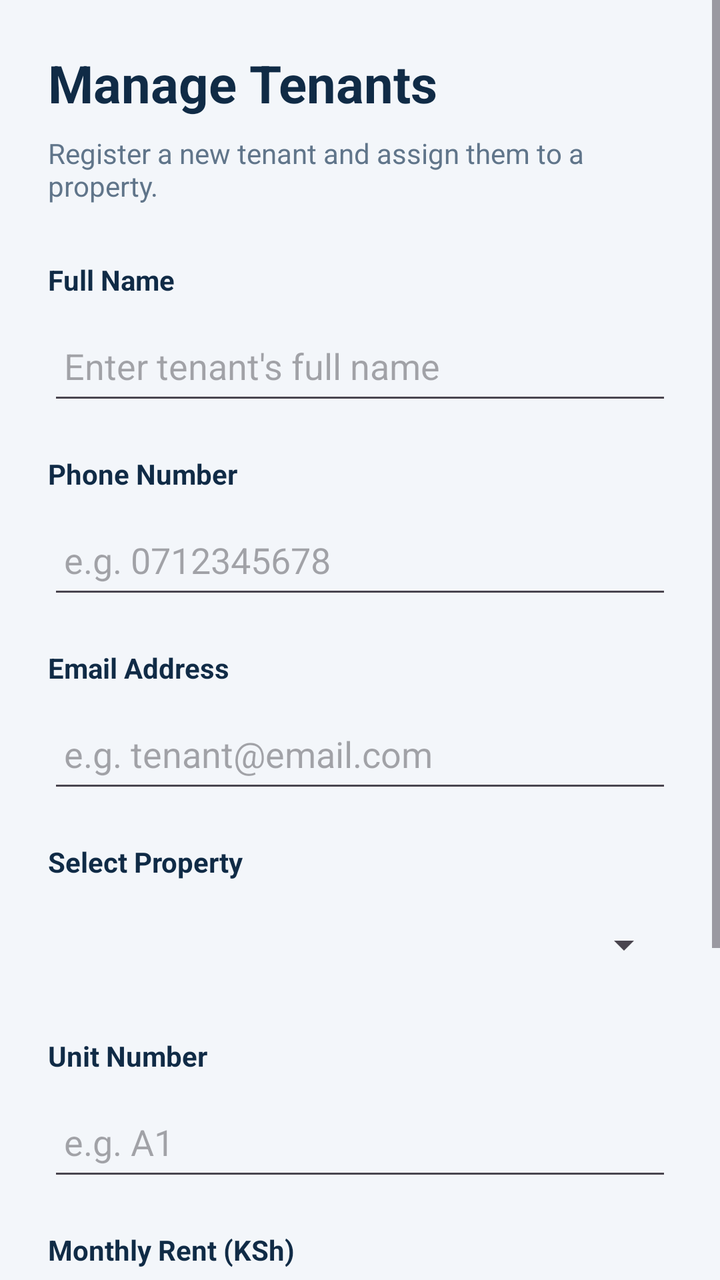
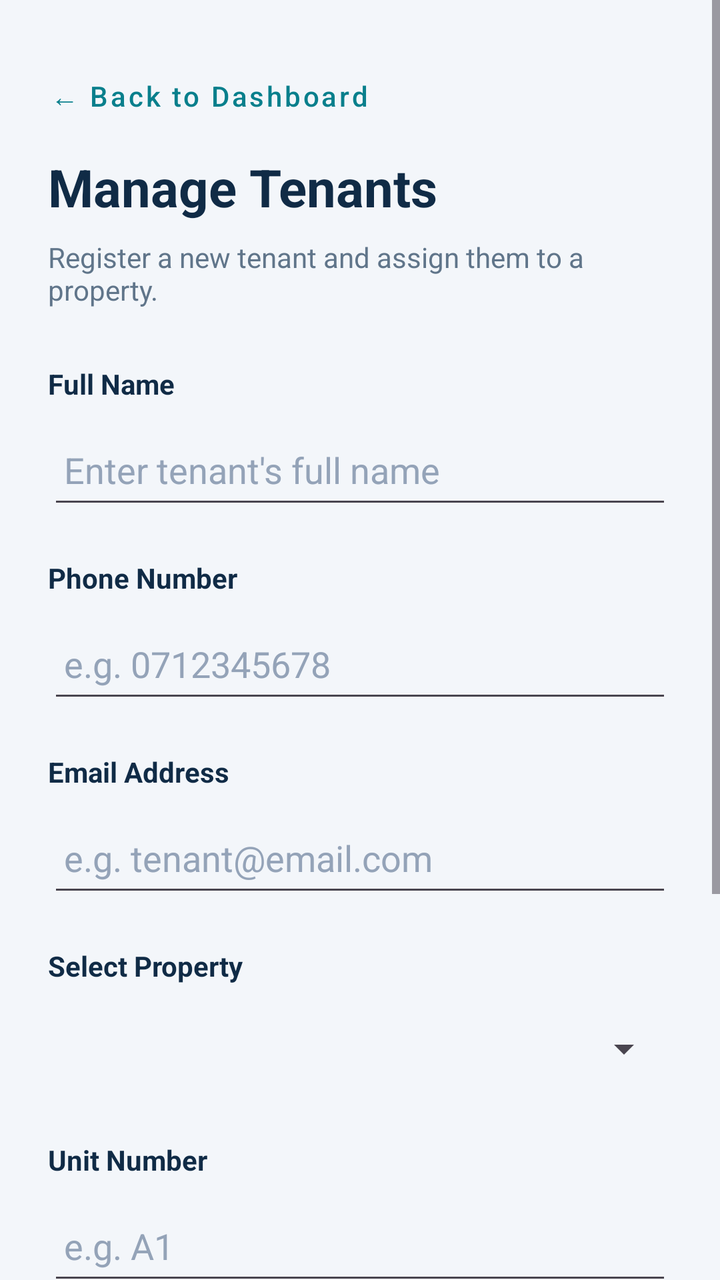

An Android layout rendered at two revisions. The XML below is the earlier revision; the diff shows what the commit changed to produce the second picture.
<!-- AndroidManifest.xml: application theme Theme.RentManagementSystem -->
<!-- res/layout/activity_manage_tenants.xml -->
<?xml version="1.0" encoding="utf-8"?>
<ScrollView xmlns:android="http://schemas.android.com/apk/res/android"
    android:layout_width="match_parent"
    android:layout_height="match_parent"
    android:background="#F3F6FA"
    android:fillViewport="true">

    <LinearLayout
        android:layout_width="match_parent"
        android:layout_height="wrap_content"
        android:orientation="vertical"
        android:padding="24dp">

        <TextView
            android:layout_width="match_parent"
            android:layout_height="wrap_content"
            android:text="Manage Tenants"
            android:textColor="#102B46"
            android:textSize="26sp"
            android:textStyle="bold" />

        <TextView
            android:layout_width="match_parent"
            android:layout_height="wrap_content"
            android:layout_marginTop="8dp"
            android:text="Register a new tenant and assign them to a property."
            android:textColor="#60758A"
            android:textSize="14sp" />

        
        <TextView
            android:layout_width="match_parent"
            android:layout_height="wrap_content"
            android:layout_marginTop="28dp"
            android:text="Full Name"
            android:textColor="#102B46"
            android:textSize="14sp"
            android:textStyle="bold" />

        <EditText
            android:id="@+id/etTenantName"
            android:layout_width="match_parent"
            android:layout_height="wrap_content"
            android:layout_marginTop="6dp"
            android:hint="Enter tenant's full name"
            android:inputType="textCapWords"
            android:minHeight="52dp"
            android:paddingStart="8dp"
            android:paddingEnd="8dp"
            android:singleLine="true" />

        
        <TextView
            android:layout_width="match_parent"
            android:layout_height="wrap_content"
            android:layout_marginTop="20dp"
            android:text="Phone Number"
            android:textColor="#102B46"
            android:textSize="14sp"
            android:textStyle="bold" />

        <EditText
            android:id="@+id/etTenantPhone"
            android:layout_width="match_parent"
            android:layout_height="wrap_content"
            android:layout_marginTop="6dp"
            android:hint="e.g. 0712345678"
            android:inputType="phone"
            android:minHeight="52dp"
            android:paddingStart="8dp"
            android:paddingEnd="8dp"
            android:singleLine="true" />

        
        <TextView
            android:layout_width="match_parent"
            android:layout_height="wrap_content"
            android:layout_marginTop="20dp"
            android:text="Email Address"
            android:textColor="#102B46"
            android:textSize="14sp"
            android:textStyle="bold" />

        <EditText
            android:id="@+id/etTenantEmail"
            android:layout_width="match_parent"
            android:layout_height="wrap_content"
            android:layout_marginTop="6dp"
            android:hint="e.g. tenant@email.com"
            android:inputType="textEmailAddress"
            android:minHeight="52dp"
            android:paddingStart="8dp"
            android:paddingEnd="8dp"
            android:singleLine="true" />

        
        <TextView
            android:layout_width="match_parent"
            android:layout_height="wrap_content"
            android:layout_marginTop="20dp"
            android:text="Select Property"
            android:textColor="#102B46"
            android:textSize="14sp"
            android:textStyle="bold" />

        <Spinner
            android:id="@+id/spTenantProperty"
            android:layout_width="match_parent"
            android:layout_height="52dp"
            android:layout_marginTop="6dp" />

        
        <TextView
            android:layout_width="match_parent"
            android:layout_height="wrap_content"
            android:layout_marginTop="20dp"
            android:text="Unit Number"
            android:textColor="#102B46"
            android:textSize="14sp"
            android:textStyle="bold" />

        <EditText
            android:id="@+id/etTenantUnit"
            android:layout_width="match_parent"
            android:layout_height="wrap_content"
            android:layout_marginTop="6dp"
            android:hint="e.g. A1"
            android:inputType="textCapCharacters"
            android:minHeight="52dp"
            android:paddingStart="8dp"
            android:paddingEnd="8dp"
            android:singleLine="true" />

        
        <TextView
            android:layout_width="match_parent"
            android:layout_height="wrap_content"
            android:layout_marginTop="20dp"
            android:text="Monthly Rent (KSh)"
            android:textColor="#102B46"
            android:textSize="14sp"
            android:textStyle="bold" />

        <EditText
            android:id="@+id/etTenantRent"
            android:layout_width="match_parent"
            android:layout_height="wrap_content"
            android:layout_marginTop="6dp"
            android:hint="e.g. 15000"
            android:inputType="numberDecimal"
            android:minHeight="52dp"
            android:paddingStart="8dp"
            android:paddingEnd="8dp"
            android:singleLine="true" />

        
        <Button
            android:id="@+id/btnSaveTenant"
            android:layout_width="match_parent"
            android:layout_height="52dp"
            android:layout_marginTop="32dp"
            android:backgroundTint="#087F8C"
            android:text="Save Tenant"
            android:textAllCaps="false"
            android:textColor="#FFFFFF"
            android:textSize="16sp" />

        
        <Button
            android:id="@+id/btnViewTenants"
            android:layout_width="match_parent"
            android:layout_height="52dp"
            android:layout_marginTop="12dp"
            android:backgroundTint="#087F8C"
            android:text="View All Tenants"
            android:textAllCaps="false"
            android:textColor="#FFFFFF"
            android:textSize="16sp" />

    </LinearLayout>

</ScrollView>
<!-- resources referenced by this layout -->
<resources>
  <style name="Theme.RentManagementSystem" parent="Base.Theme.RentManagementSystem" />
  <style name="Base.Theme.RentManagementSystem" parent="Theme.Material3.DayNight.NoActionBar">
          
          
      </style>
</resources>

<!-- the commit's change to res/layout/activity_manage_tenants.xml (unified diff, before → after) -->
@@ -11,9 +11,21 @@
         android:orientation="vertical"
         android:padding="24dp">
 
-        <TextView
-            android:layout_width="match_parent"
-            android:layout_height="wrap_content"
+        <Button
+            android:id="@+id/btnBack"
+            style="@style/Widget.MaterialComponents.Button.TextButton"
+            android:layout_width="wrap_content"
+            android:layout_height="wrap_content"
+            android:layout_marginStart="-8dp"
+            android:text="← Back to Dashboard"
+            android:textAllCaps="false"
+            android:textColor="#087F8C"
+            android:textSize="14sp" />
+
+        <TextView
+            android:layout_width="match_parent"
+            android:layout_height="wrap_content"
+            android:layout_marginTop="4dp"
             android:text="Manage Tenants"
             android:textColor="#102B46"
             android:textSize="26sp"
@@ -47,7 +59,9 @@
             android:minHeight="52dp"
             android:paddingStart="8dp"
             android:paddingEnd="8dp"
-            android:singleLine="true" />
+            android:singleLine="true"
+            android:textColor="#102B46"
+            android:textColorHint="#94A3B8" />
 
         
         <TextView
@@ -69,7 +83,9 @@
             android:minHeight="52dp"
             android:paddingStart="8dp"
             android:paddingEnd="8dp"
-            android:singleLine="true" />
+            android:singleLine="true"
+            android:textColor="#102B46"
+            android:textColorHint="#94A3B8" />
 
         
         <TextView
@@ -91,7 +107,9 @@
             android:minHeight="52dp"
             android:paddingStart="8dp"
             android:paddingEnd="8dp"
-            android:singleLine="true" />
+            android:singleLine="true"
+            android:textColor="#102B46"
+            android:textColorHint="#94A3B8" />
 
         
         <TextView
@@ -129,7 +147,9 @@
             android:minHeight="52dp"
             android:paddingStart="8dp"
             android:paddingEnd="8dp"
-            android:singleLine="true" />
+            android:singleLine="true"
+            android:textColor="#102B46"
+            android:textColorHint="#94A3B8" />
 
         
         <TextView
@@ -151,7 +171,9 @@
             android:minHeight="52dp"
             android:paddingStart="8dp"
             android:paddingEnd="8dp"
-            android:singleLine="true" />
+            android:singleLine="true"
+            android:textColor="#102B46"
+            android:textColorHint="#94A3B8" />
 
         
         <Button
